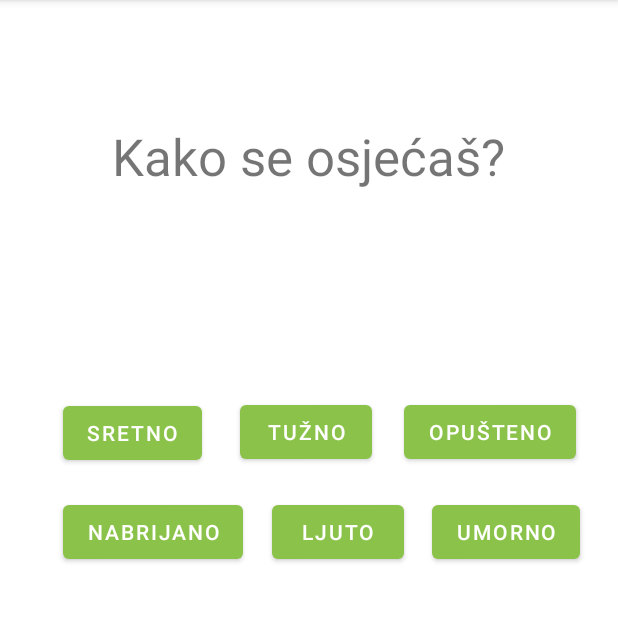
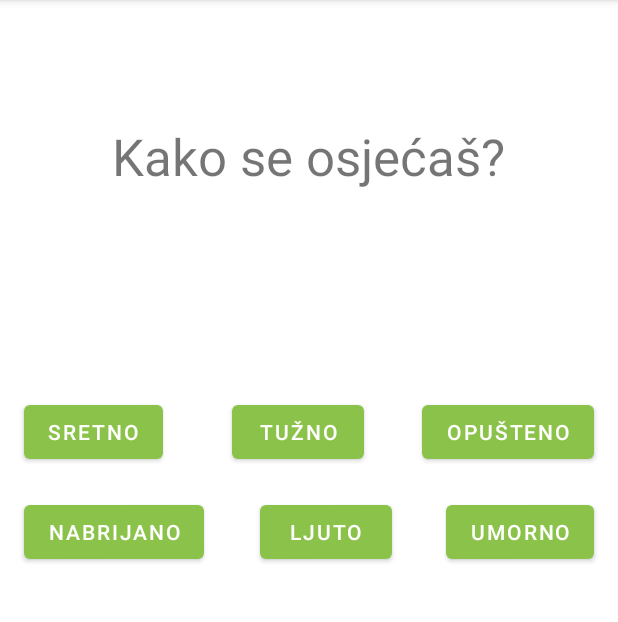
Before and after one commit to jura0207/ElvisAI, an Android app: the screen it shows after launch (MainActivity), after a tap on "PRONAĐI PJESMU", on a phone screen of 412 x 824 dp, the part 84-706 px from its top. Run offline under Robolectric (Android 15) with nearby library versions, the phone set to English and light mode, and no system bars; Roboto replaces fonts that are not available here.

Commit message:
Added Elvis logo as an application icon Fixed some minor positioning Changed background color for the buttons on the last view

```diff
--- a/app/src/main/AndroidManifest.xml
+++ b/app/src/main/AndroidManifest.xml
@@ -4,9 +4,9 @@
     <uses-permission android:name="android.permission.INTERNET" />
     <application
         android:allowBackup="true"
-        android:icon="@mipmap/ic_launcher"
+        android:icon="@mipmap/ic_elvispng"
         android:label="@string/app_name"
-        android:roundIcon="@mipmap/ic_launcher_round"
+        android:roundIcon="@mipmap/ic_elvispng"
         android:supportsRtl="true"
         android:theme="@style/Theme.ElvisAI">
 
--- a/app/src/main/res/layout/emotion_picker.xml
+++ b/app/src/main/res/layout/emotion_picker.xml
@@ -15,10 +15,10 @@
         app:backgroundTint="@color/buttonNormal"
         app:layout_constraintBottom_toBottomOf="parent"
         app:layout_constraintEnd_toEndOf="parent"
-        app:layout_constraintHorizontal_bias="0.131"
+        app:layout_constraintHorizontal_bias="0.05"
         app:layout_constraintStart_toStartOf="parent"
         app:layout_constraintTop_toTopOf="parent"
-        app:layout_constraintVertical_bias="0.368" />
+        app:layout_constraintVertical_bias="0.367" />
 
     <Button
         android:id="@+id/pumpedUp_btn"
@@ -30,7 +30,7 @@
         app:backgroundTint="@color/buttonNormal"
         app:layout_constraintBottom_toBottomOf="parent"
         app:layout_constraintEnd_toEndOf="parent"
-        app:layout_constraintHorizontal_bias="0.144"
+        app:layout_constraintHorizontal_bias="0.054"
         app:layout_constraintStart_toStartOf="parent"
         app:layout_constraintTop_toTopOf="parent"
         app:layout_constraintVertical_bias="0.459" />
@@ -60,7 +60,7 @@
         app:backgroundTint="@color/buttonNormal"
         app:layout_constraintBottom_toBottomOf="parent"
         app:layout_constraintEnd_toEndOf="parent"
-        app:layout_constraintHorizontal_bias="0.919"
+        app:layout_constraintHorizontal_bias="0.948"
         app:layout_constraintStart_toStartOf="parent"
         app:layout_constraintTop_toTopOf="parent"
         app:layout_constraintVertical_bias="0.459" />
@@ -75,7 +75,7 @@
         app:backgroundTint="@color/buttonNormal"
         app:layout_constraintBottom_toBottomOf="parent"
         app:layout_constraintEnd_toEndOf="parent"
-        app:layout_constraintHorizontal_bias="0.905"
+        app:layout_constraintHorizontal_bias="0.946"
         app:layout_constraintStart_toStartOf="parent"
         app:layout_constraintTop_toTopOf="parent"
         app:layout_constraintVertical_bias="0.367" />
--- a/app/src/main/res/layout/genre_picker.xml
+++ b/app/src/main/res/layout/genre_picker.xml
@@ -271,6 +271,6 @@
         app:layout_constraintHorizontal_bias="0.5"
         app:layout_constraintStart_toStartOf="parent"
         app:layout_constraintTop_toTopOf="parent"
-        app:layout_constraintVertical_bias="0.215" />
+        app:layout_constraintVertical_bias="0.227" />
 
 </androidx.constraintlayout.widget.ConstraintLayout>
--- a/app/src/main/res/layout/song_recomm_main.xml
+++ b/app/src/main/res/layout/song_recomm_main.xml
@@ -17,6 +17,7 @@
             android:contentDescription="@string/spotify_link"
             android:onClick="spotifyRedirect"
             android:scaleType="fitCenter"
+            android:backgroundTint="@color/lightGreen"
             app:layout_constraintBottom_toBottomOf="parent"
             app:layout_constraintEnd_toEndOf="parent"
             app:layout_constraintHorizontal_bias="0.115"
@@ -35,6 +36,7 @@
             android:contentDescription="@string/youtube_link"
             android:onClick="youtubeRedirect"
             android:scaleType="fitCenter"
+            android:backgroundTint="@color/lightGreen"
             app:layout_constraintBottom_toBottomOf="parent"
             app:layout_constraintEnd_toEndOf="parent"
             app:layout_constraintStart_toStartOf="parent"
@@ -50,6 +52,7 @@
             android:contentDescription="@string/deezer_link"
             android:onClick="deezerRedirect"
             android:scaleType="fitCenter"
+            android:backgroundTint="@color/lightGreen"
             app:layout_constraintBottom_toBottomOf="parent"
             app:layout_constraintEnd_toEndOf="parent"
             app:layout_constraintHorizontal_bias="0.887"
@@ -78,6 +81,7 @@
             android:layout_height="79dp"
             android:contentDescription="@string/render_next_song"
             android:onClick="findNewSong"
+            android:backgroundTint="@color/lightGreen"
             app:layout_constraintBottom_toBottomOf="parent"
             app:layout_constraintEnd_toEndOf="parent"
             app:layout_constraintHorizontal_bias="0.797"
--- a/app/src/main/res/values/colors.xml
+++ b/app/src/main/res/values/colors.xml
@@ -17,4 +17,5 @@
     <color name="colorRed">#E43328</color>
     <color name="buttonNormal">#8BC34A</color>
     <color name="buttonPressed">#435e23</color>
+    <color name="lightGreen">#ccfad2</color>
 </resources>
```
